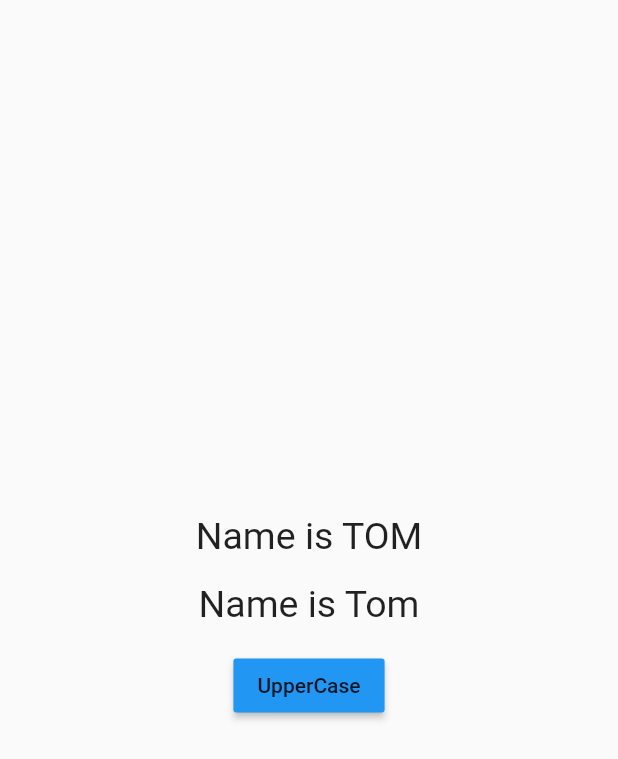
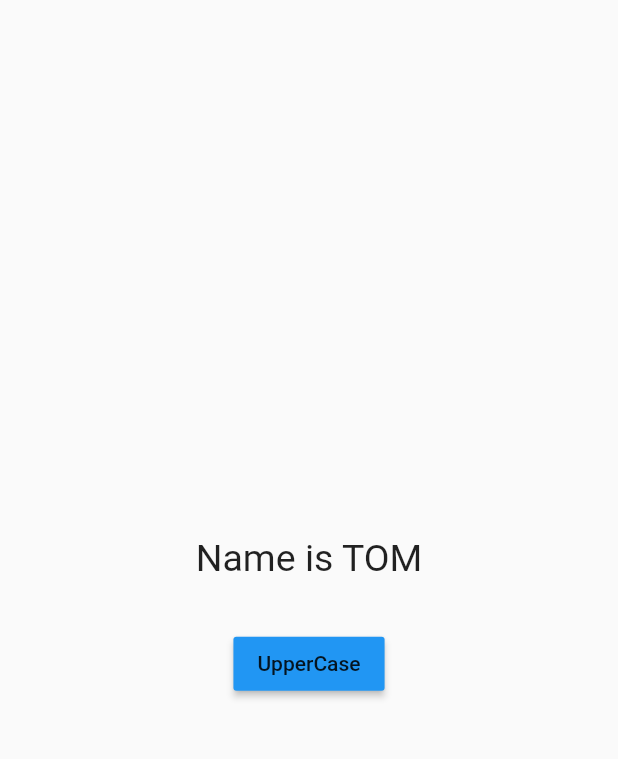
Before and after one commit to PawankumarPK/Flutter-GetX-Tour, a Flutter app: the screen it shows after launch, after a tap on "UpperCase", on a phone screen of 412 x 824 dp. Shown: the top 759 px of the screen. Run offline on Flutter 3.47's test engine with Material 2 defaults, Android fonts, the phone set to English and light mode, and no system bars; our stand-ins replace get.

Commit message:
dependency injection with binding using getX and update value in UI using variable obs

```diff
--- a/lib/stateManagement/UpperCase.dart
+++ b/lib/stateManagement/UpperCase.dart
@@ -18,15 +18,13 @@ class UpperCase extends StatelessWidget {
   Widget build(BuildContext context) {
     return Center(
       child: Column(mainAxisAlignment: MainAxisAlignment.center, children: [
-        GetBuilder<MyController>(
-            id: 'txtCount',
-            init: MyController(),
-            builder: (controller) {
-              return Text(
-                "Name is ${controller.name}",
-                style: const TextStyle(fontSize: 25),
-              );
-            }),
+        Obx(() =>
+            Text(
+              "Name is ${Get.find<MyController>().name}",
+              style: const TextStyle(fontSize: 25),
+            ),
+        ),
+
         /* GetX<MyController>(
               init: MyController(),
                 builder: (controller) {
@@ -38,10 +36,10 @@ class UpperCase extends StatelessWidget {
         const SizedBox(
           height: 16,
         ),
-        Text(
+        /* Text(
           "Name is ${Get.find<MyController>().name}",
           style: const TextStyle(fontSize: 25),
-        ),
+        ),*/
         const SizedBox(
           height: 16,
         ),
--- a/lib/stateManagement/controller/MyController.dart
+++ b/lib/stateManagement/controller/MyController.dart
@@ -3,17 +3,18 @@ import 'package:getx_tour/stateManagement/Student.dart';
 
 class MyController extends GetxController{
 
-//  var student = Student(name:"Tom",age: 25).obs;
-var name = "Tom";
+  //var student = Student(name:"Tom",age: 25).obs;
+  var name = "Tom".obs;
 
   void changeToUppercase(){
     /// If entire class is observable
-
-    /*student.update((student) {
+   /* student.update((student) {
       student?.name = student.name.toUpperCase();
     });*/
-    name = name.toUpperCase();
-    update(['txtCount']);
+    name.value = name.value.toUpperCase();
+   // print("------->>>>>" + name.toString());
+
+    //update(['txtCount']);
   }
 
   @override
```
